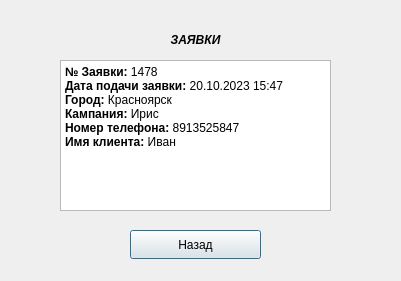
Rina-key/kursach1, file zayavki13.ui: the form before one commit.
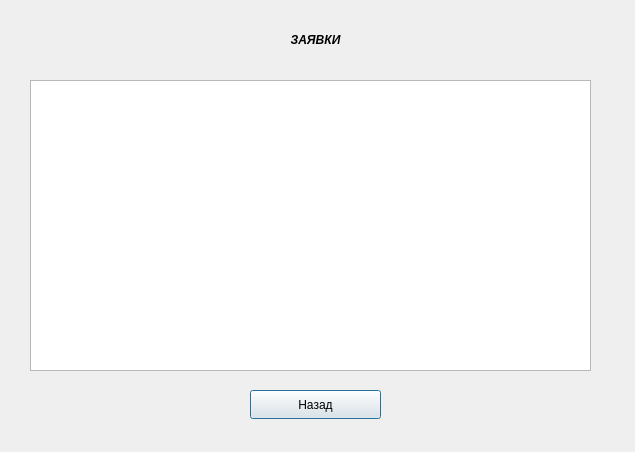
The form after the commit.

```diff
--- a/zayavki13.ui
+++ b/zayavki13.ui
@@ -6,42 +6,17 @@
    <rect>
     <x>0</x>
     <y>0</y>
-    <width>401</width>
-    <height>281</height>
+    <width>635</width>
+    <height>452</height>
    </rect>
   </property>
   <property name="windowTitle">
    <string>Dialog</string>
   </property>
-  <widget class="QTextEdit" name="textEdit">
-   <property name="geometry">
-    <rect>
-     <x>60</x>
-     <y>60</y>
-     <width>271</width>
-     <height>151</height>
-    </rect>
-   </property>
-   <property name="html">
-    <string>&lt;!DOCTYPE HTML PUBLIC &quot;-//W3C//DTD HTML 4.0//EN&quot; &quot;http://www.w3.org/TR/REC-html40/strict.dtd&quot;&gt;
-&lt;html&gt;&lt;head&gt;&lt;meta name=&quot;qrichtext&quot; content=&quot;1&quot; /&gt;&lt;meta charset=&quot;utf-8&quot; /&gt;&lt;style type=&quot;text/css&quot;&gt;
-p, li { white-space: pre-wrap; }
-hr { height: 1px; border-width: 0; }
-li.unchecked::marker { content: &quot;\2610&quot;; }
-li.checked::marker { content: &quot;\2612&quot;; }
-&lt;/style&gt;&lt;/head&gt;&lt;body style=&quot; font-family:'Segoe UI'; font-size:9pt; font-weight:400; font-style:normal;&quot;&gt;
-&lt;p style=&quot; margin-top:0px; margin-bottom:0px; margin-left:0px; margin-right:0px; -qt-block-indent:0; text-indent:0px;&quot;&gt;&lt;span style=&quot; font-weight:700;&quot;&gt;№ Заявки: &lt;/span&gt;1478&lt;/p&gt;
-&lt;p style=&quot; margin-top:0px; margin-bottom:0px; margin-left:0px; margin-right:0px; -qt-block-indent:0; text-indent:0px;&quot;&gt;&lt;span style=&quot; font-weight:700;&quot;&gt;Дата подачи заявки: &lt;/span&gt;20.10.2023 15:47&lt;/p&gt;
-&lt;p style=&quot; margin-top:0px; margin-bottom:0px; margin-left:0px; margin-right:0px; -qt-block-indent:0; text-indent:0px;&quot;&gt;&lt;span style=&quot; font-weight:700;&quot;&gt;Город: &lt;/span&gt;Красноярск&lt;/p&gt;
-&lt;p style=&quot; margin-top:0px; margin-bottom:0px; margin-left:0px; margin-right:0px; -qt-block-indent:0; text-indent:0px;&quot;&gt;&lt;span style=&quot; font-weight:700;&quot;&gt;Кампания: &lt;/span&gt;Ирис&lt;/p&gt;
-&lt;p style=&quot; margin-top:0px; margin-bottom:0px; margin-left:0px; margin-right:0px; -qt-block-indent:0; text-indent:0px;&quot;&gt;&lt;span style=&quot; font-weight:700;&quot;&gt;Номер телефона: &lt;/span&gt;8913525847&lt;/p&gt;
-&lt;p style=&quot; margin-top:0px; margin-bottom:0px; margin-left:0px; margin-right:0px; -qt-block-indent:0; text-indent:0px;&quot;&gt;&lt;span style=&quot; font-weight:700;&quot;&gt;Имя клиента: &lt;/span&gt;Иван&lt;/p&gt;&lt;/body&gt;&lt;/html&gt;</string>
-   </property>
-  </widget>
   <widget class="QLabel" name="label">
    <property name="geometry">
     <rect>
-     <x>150</x>
+     <x>270</x>
      <y>30</y>
      <width>91</width>
      <height>20</height>
@@ -54,8 +29,8 @@
   <widget class="QPushButton" name="pushButton_3">
    <property name="geometry">
     <rect>
-     <x>130</x>
-     <y>230</y>
+     <x>250</x>
+     <y>390</y>
      <width>131</width>
      <height>29</height>
     </rect>
@@ -64,6 +39,16 @@
     <string>Назад</string>
    </property>
   </widget>
+  <widget class="QTableView" name="tableView">
+   <property name="geometry">
+    <rect>
+     <x>30</x>
+     <y>80</y>
+     <width>561</width>
+     <height>291</height>
+    </rect>
+   </property>
+  </widget>
  </widget>
  <resources/>
  <connections/>
```
